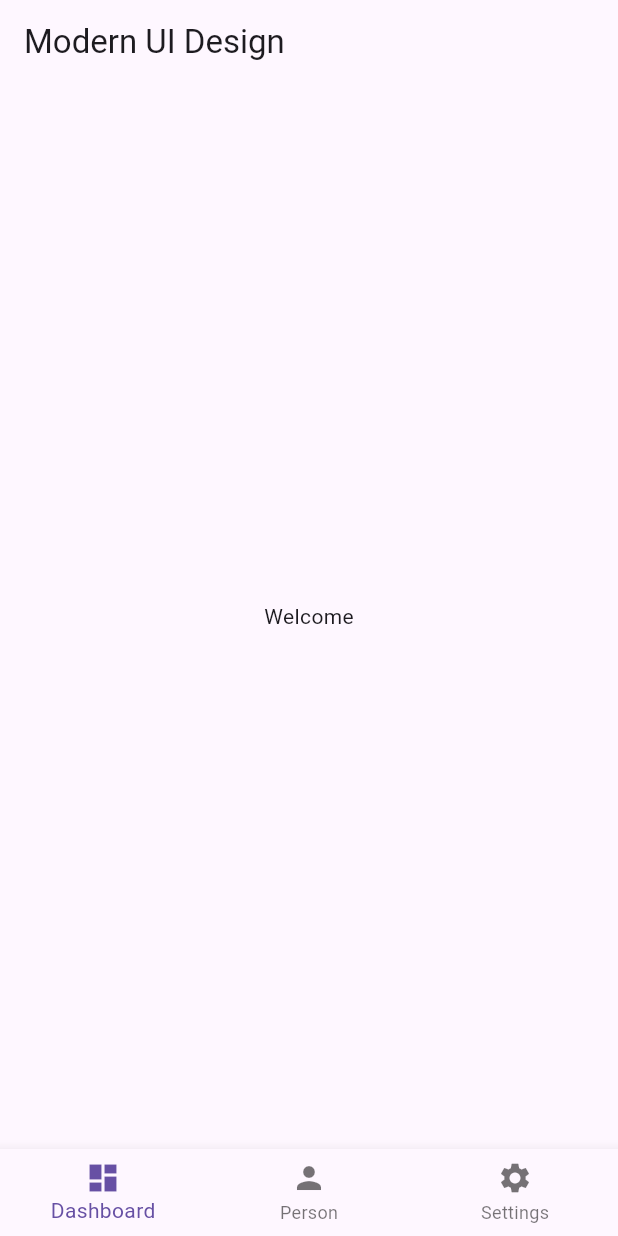
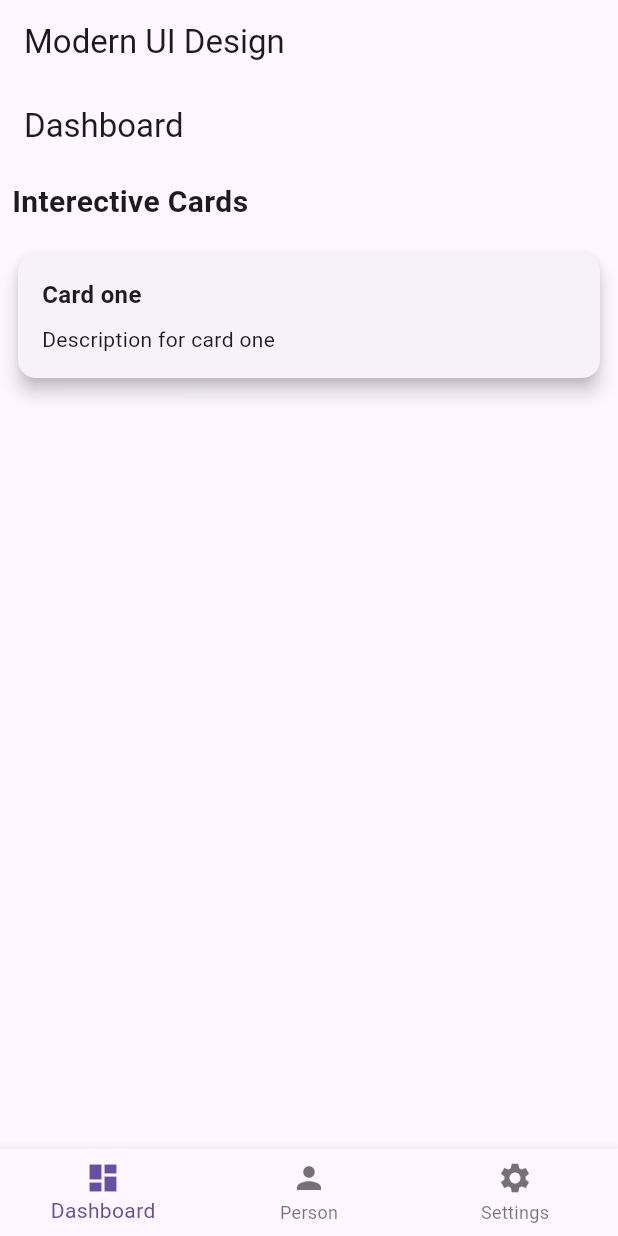
Before and after one commit to DiptiLecturer/mordernUIFl, a Flutter app: the screen it shows after launch, on a phone screen of 412 x 824 dp. Run offline on Flutter 3.47's test engine with Material 3 defaults, Android fonts, the phone set to English and light mode, and no system bars.

Commit message:
dashborad designed

```diff
--- a/lib/main.dart
+++ b/lib/main.dart
@@ -10,6 +10,7 @@ class MyApp extends StatelessWidget {
   @override
   Widget build(BuildContext context) {
     return MaterialApp(
+      debugShowCheckedModeBanner: false,
       title: "Modern UI Design ",
       theme: ThemeData(primarySwatch: Colors.blue),
       home: HomePage(),
@@ -24,24 +25,96 @@ class HomePage extends StatefulWidget {
 
 class _Homepage extends State<HomePage> {
   int _selectedIndex = 0; //for bottom nav bar
+
+  //for bottom nav bar
+  final List<Widget> _pages = [
+    DashboardPage(),
+    // ProfilePage(),
+    // SettingsPage()
+  ];
+
+  void _onItemTapped(int index) {
+    setState(() {
+      _selectedIndex = index;
+    });
+  }
+
   @override
   Widget build(BuildContext context) {
     return Scaffold(
       appBar: AppBar(title: const Text("Modern UI Design")),
-      body: Center(child: Text("Welcome")),
-      bottomNavigationBar: BottomNavigationBar(currentIndex: _selectedIndex,
-        onTap: (index){
+      body: _pages[_selectedIndex],
+      bottomNavigationBar: BottomNavigationBar(
+        currentIndex: _selectedIndex,
+        onTap: (index) {
           setState(() {
             _selectedIndex = index;
           });
         },
-        items:const[
-          BottomNavigationBarItem(icon: Icon(Icons.dashboard),label: "Dashboard"),
-          BottomNavigationBarItem(icon: Icon(Icons.person),label: "Person"),
-          BottomNavigationBarItem(icon: Icon(Icons.settings),label: "Settings"),
-        ]
+        items: const [
+          BottomNavigationBarItem(
+            icon: Icon(Icons.dashboard),
+            label: "Dashboard",
+          ),
+          BottomNavigationBarItem(icon: Icon(Icons.person), label: "Person"),
+          BottomNavigationBarItem(
+            icon: Icon(Icons.settings),
+            label: "Settings",
+          ),
+        ],
       ),
-
     );
   }
 }
+
+class SettingsPage {}
+
+class ProfilePage {}
+
+class DashboardPage extends StatelessWidget {
+  const DashboardPage({super.key});
+
+  @override
+  Widget build(BuildContext context) {
+    return Scaffold(
+      appBar: AppBar(title: const Text("Dashboard")),
+      body: ListView(
+        padding: const EdgeInsets.all(8),
+        children: [
+          Text(
+            "Interective Cards",
+            style: TextStyle(fontSize: 20, fontWeight: FontWeight.bold),
+          ),
+          SizedBox(height: 16),
+          GestureDetector(
+            onTap: () {
+              ScaffoldMessenger.of(
+                context,
+              ).showSnackBar(SnackBar(content: Text("Card one Clicked")));
+            },
+            child: Card(
+              elevation: 5,
+              child: Padding(
+                padding: EdgeInsets.all(16),
+                child: Column(
+                  crossAxisAlignment: CrossAxisAlignment.start,
+                  children: [
+                    Text(
+                      "Card one ",
+                      style: TextStyle(
+                        fontSize: 16,
+                        fontWeight: FontWeight.bold,
+                      ),
+                    ),
+                    SizedBox(height: 8),
+                    Text("Description for card one"),
+                  ],
+                ),
+              ),
+            ),
+          ),
+        ],
+      ),
+    );
+  }
+}
```
